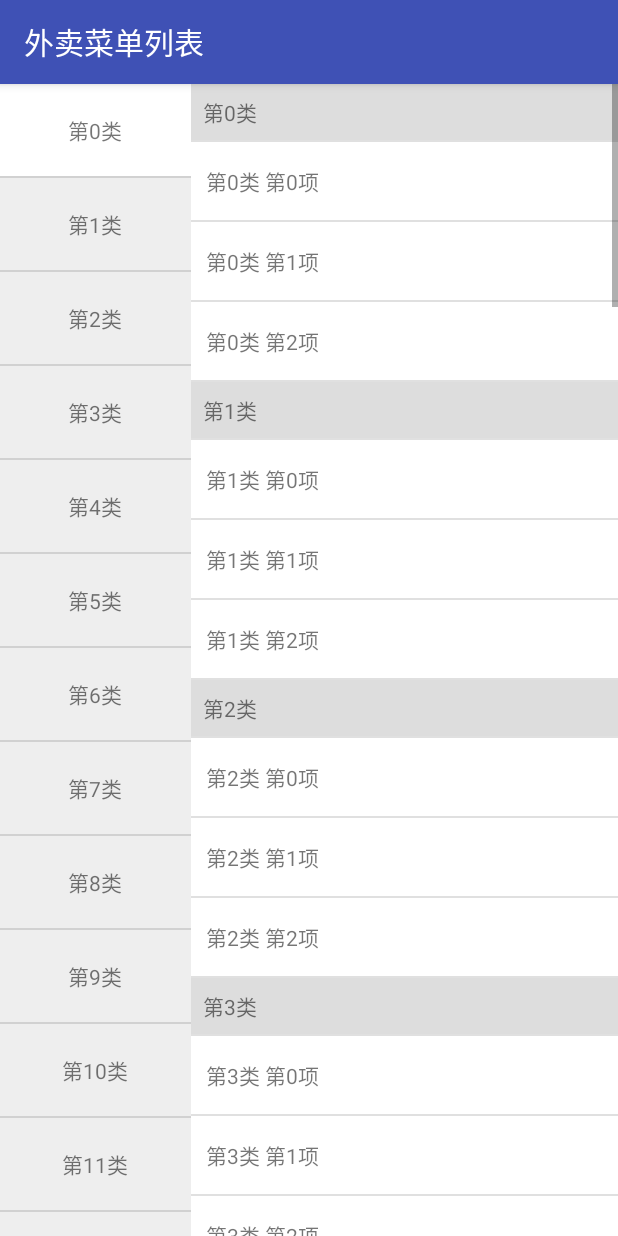
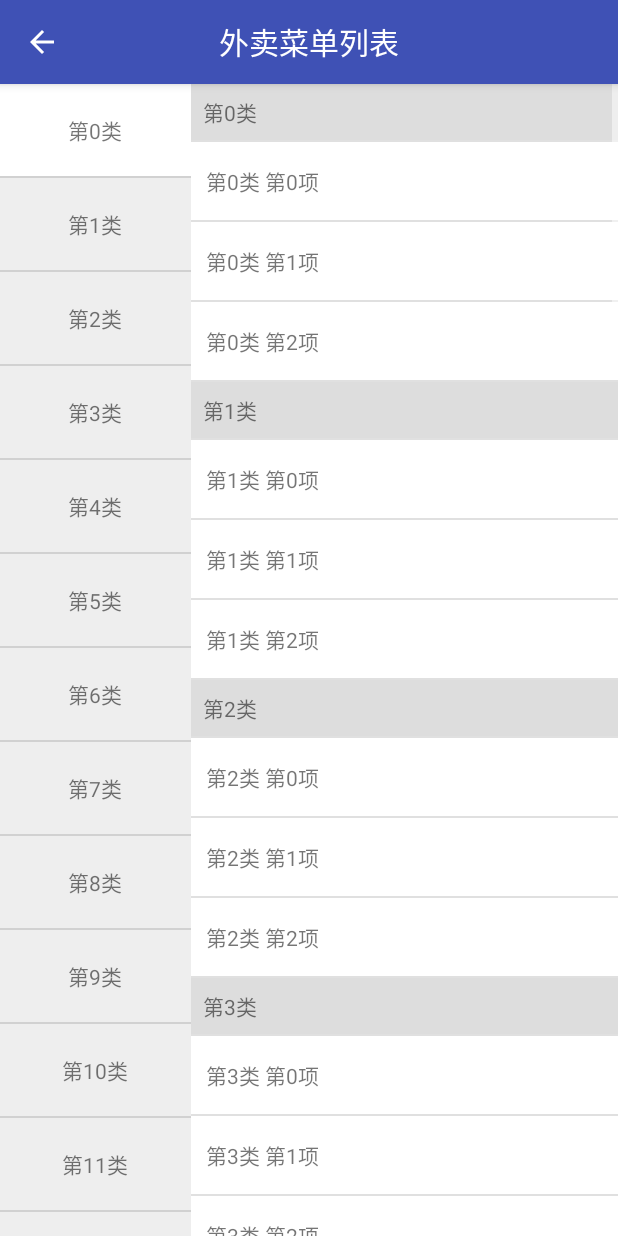
Before and after one commit to wpq2014/MyDemo, an Android app: the CustomViewActivity screen opened directly, with no data from a screen before it, after a tap on "外卖菜单列表", on a phone screen of 412 x 824 dp. Run offline under Robolectric (Android 15) with nearby library versions, the phone set to English and light mode, and no system bars; our stand-ins replace ButterKnife, EventBus; libraries missing offline, so code that uses them is left out: com.alibaba.fastjson.

Commit message:
ToolBar简单封装

```diff
--- a/app/src/main/java/com/demo/wpq/mydemo/base/BaseAppCompatActivity.java
+++ b/app/src/main/java/com/demo/wpq/mydemo/base/BaseAppCompatActivity.java
@@ -4,11 +4,16 @@ import android.os.Bundle;
 import android.support.annotation.LayoutRes;
 import android.support.annotation.Nullable;
 import android.support.v7.app.AppCompatActivity;
+import android.support.v7.widget.Toolbar;
+import android.view.View;
+import android.widget.TextView;
 
+import com.demo.wpq.mydemo.R;
 import com.demo.wpq.mydemo.eventbus.BindEventBus;
 
 import org.greenrobot.eventbus.EventBus;
 
+import butterknife.BindView;
 import butterknife.ButterKnife;
 
 /**
@@ -16,6 +21,11 @@ import butterknife.ButterKnife;
  */
 
 public abstract class BaseAppCompatActivity extends AppCompatActivity implements IBaseActivity{
+
+    @BindView(R.id.toolbar)
+    protected Toolbar mToolbar;
+    @BindView(R.id.tv_title)
+    protected TextView mTvTitle; // 中间的标题
 
     @Override
     protected void onCreate(@Nullable Bundle savedInstanceState) {
@@ -27,17 +37,17 @@ public abstract class BaseAppCompatActivity extends AppCompatActivity implements
             getBundleExtras(bundle);
         }
 
+        // init EventBus
+        if (this.getClass().isAnnotationPresent(BindEventBus.class)) {
+            EventBus.getDefault().register(this);
+        }
+
         // init contentView
         int contentViewLayoutId = getContentViewLayoutID();
         if (0 != contentViewLayoutId) {
             setContentView(contentViewLayoutId);
         } else {
             throw new IllegalArgumentException("You must return a right contentView layout Id.");
-        }
-
-        // init EventBus
-        if (this.getClass().isAnnotationPresent(BindEventBus.class)) {
-            EventBus.getDefault().register(this);
         }
 
         // init views and listeners etc.
@@ -48,6 +58,28 @@ public abstract class BaseAppCompatActivity extends AppCompatActivity implements
     public void setContentView(@LayoutRes int layoutResID) {
         super.setContentView(layoutResID);
         ButterKnife.bind(this);
+        initToolBar();
+    }
+
+    private void initToolBar() {
+        if (mToolbar != null) {
+            mToolbar.setTitle(""); // 去掉默认title
+            setSupportActionBar(mToolbar);
+            // 显示默认返回箭头
+            //noinspection ConstantConditions
+            getSupportActionBar().setHomeButtonEnabled(true);
+            getSupportActionBar().setDisplayHomeAsUpEnabled(true);
+            mToolbar.setNavigationOnClickListener(new View.OnClickListener() {
+                @Override
+                public void onClick(View v) {
+                    finish();
+                }
+            });
+        }
+
+        if (mTvTitle != null) {
+            mTvTitle.setText(getToolBarTitle()); // 中间的标题
+        }
     }
 
     @Override
--- a/app/src/main/java/com/demo/wpq/mydemo/base/IBaseActivity.java
+++ b/app/src/main/java/com/demo/wpq/mydemo/base/IBaseActivity.java
@@ -24,6 +24,12 @@ public interface IBaseActivity {
     int getContentViewLayoutID();
 
     /**
+     * ToolBar自定义居中的Title
+     * @return 当前Activity标题栏标题
+     */
+    String getToolBarTitle();
+
+    /**
      * init views and listeners etc.
      *
      * @param savedInstanceState bundle for savedInstanceState
--- a/app/src/main/java/com/demo/wpq/mydemo/customview/CustomViewActivity.java
+++ b/app/src/main/java/com/demo/wpq/mydemo/customview/CustomViewActivity.java
@@ -3,12 +3,12 @@ package com.demo.wpq.mydemo.customview;
 import android.content.Intent;
 import android.os.Bundle;
 import android.support.annotation.Nullable;
-import android.support.v7.app.AppCompatActivity;
 import android.support.v7.widget.OrientationHelper;
 import android.support.v7.widget.RecyclerView;
 import android.support.v7.widget.StaggeredGridLayoutManager;
 
 import com.demo.wpq.mydemo.R;
+import com.demo.wpq.mydemo.base.BaseAppCompatActivity;
 import com.demo.wpq.mydemo.customview.adapter.CustomAdapter;
 import com.demo.wpq.mydemo.customview.bean.CustomBean;
 
@@ -17,7 +17,6 @@ import java.util.List;
 
 import butterknife.BindArray;
 import butterknife.BindView;
-import butterknife.ButterKnife;
 
 import static com.demo.wpq.mydemo.R.id.recyclerView;
 
@@ -26,7 +25,7 @@ import static com.demo.wpq.mydemo.R.id.recyclerView;
  * <p>
  * Created by wpq on 16/7/14.
  */
-public class CustomViewActivity extends AppCompatActivity implements CustomAdapter.OnRecyclerListener {
+public class CustomViewActivity extends BaseAppCompatActivity implements CustomAdapter.OnRecyclerListener {
 
     @BindView(recyclerView)
     RecyclerView mRecyclerView;
@@ -40,11 +39,22 @@ public class CustomViewActivity extends AppCompatActivity implements CustomAdapt
     private CustomAdapter mCustomAdapter;
 
     @Override
-    protected void onCreate(@Nullable Bundle savedInstanceState) {
-        super.onCreate(savedInstanceState);
-        setContentView(R.layout.activity_customview);
-        ButterKnife.bind(this);
+    public void getBundleExtras(Bundle bundle) {
 
+    }
+
+    @Override
+    public int getContentViewLayoutID() {
+        return R.layout.activity_customview;
+    }
+
+    @Override
+    public String getToolBarTitle() {
+        return getString(R.string.customview);
+    }
+
+    @Override
+    public void init(@Nullable Bundle savedInstanceState) {
         mRecyclerView.setLayoutManager(new StaggeredGridLayoutManager(3, OrientationHelper.VERTICAL));
 
         for (int i = 0; i < array.length; i++) {
--- a/app/src/main/java/com/demo/wpq/mydemo/customview/LinkedListViewActivity.java
+++ b/app/src/main/java/com/demo/wpq/mydemo/customview/LinkedListViewActivity.java
@@ -2,7 +2,6 @@ package com.demo.wpq.mydemo.customview;
 
 import android.os.Bundle;
 import android.support.annotation.Nullable;
-import android.support.v7.app.AppCompatActivity;
 import android.view.View;
 import android.widget.AbsListView;
 import android.widget.AdapterView;
@@ -11,6 +10,7 @@ import android.widget.ListView;
 import com.demo.wpq.mydemo.R;
 import com.demo.wpq.mydemo.adapter.DishLeftAdapter;
 import com.demo.wpq.mydemo.adapter.DishRightAdapter;
+import com.demo.wpq.mydemo.base.BaseAppCompatActivity;
 import com.demo.wpq.mydemo.bean.DishItem;
 import com.demo.wpq.mydemo.customview.view.PinnedHeaderListView;
 import com.demo.wpq.mydemo.model.DishModel;
@@ -19,13 +19,12 @@ import java.util.ArrayList;
 import java.util.List;
 
 import butterknife.BindView;
-import butterknife.ButterKnife;
 
 /**
  * Desc:
  * Created by wpq on 16/8/9.
  */
-public class LinkedListViewActivity extends AppCompatActivity {
+public class LinkedListViewActivity extends BaseAppCompatActivity {
 
     @BindView(R.id.left_listview)
     ListView leftListview;
@@ -39,11 +38,22 @@ public class LinkedListViewActivity extends AppCompatActivity {
     private boolean isScroll = false;
 
     @Override
-    protected void onCreate(@Nullable Bundle savedInstanceState) {
-        super.onCreate(savedInstanceState);
-        setContentView(R.layout.activity_linked_listview);
-        ButterKnife.bind(this);
+    public void getBundleExtras(Bundle bundle) {
 
+    }
+
+    @Override
+    public int getContentViewLayoutID() {
+        return R.layout.activity_linked_listview;
+    }
+
+    @Override
+    public String getToolBarTitle() {
+        return getString(R.string.linkedListView);
+    }
+
+    @Override
+    public void init(@Nullable Bundle savedInstanceState) {
         initData();
     }
 
--- a/app/src/main/java/com/demo/wpq/mydemo/customview/SkewActivity.java
+++ b/app/src/main/java/com/demo/wpq/mydemo/customview/SkewActivity.java
@@ -25,6 +25,11 @@ public class SkewActivity extends BaseAppCompatActivity {
     }
 
     @Override
+    public String getToolBarTitle() {
+        return getString(R.string.skew);
+    }
+
+    @Override
     public void init(Bundle savedInstanceState) {
 
     }
--- a/app/src/main/java/com/demo/wpq/mydemo/eventbus/FirstActivity.java
+++ b/app/src/main/java/com/demo/wpq/mydemo/eventbus/FirstActivity.java
@@ -37,6 +37,11 @@ public class FirstActivity extends BaseAppCompatActivity {
     }
 
     @Override
+    public String getToolBarTitle() {
+        return getString(R.string.eventbus_first);
+    }
+
+    @Override
     public void init(Bundle savedInstanceState) {
 
     }
--- a/app/src/main/java/com/demo/wpq/mydemo/eventbus/SecondActivity.java
+++ b/app/src/main/java/com/demo/wpq/mydemo/eventbus/SecondActivity.java
@@ -31,6 +31,11 @@ public class SecondActivity extends BaseAppCompatActivity {
     }
 
     @Override
+    public String getToolBarTitle() {
+        return getString(R.string.eventbus_second);
+    }
+
+    @Override
     public void init(Bundle savedInstanceState) {
 
     }
--- a/app/src/main/java/com/demo/wpq/mydemo/recyclerview/ComplexRecyclerViewActivity.java
+++ b/app/src/main/java/com/demo/wpq/mydemo/recyclerview/ComplexRecyclerViewActivity.java
@@ -39,6 +39,11 @@ public class ComplexRecyclerViewActivity extends BaseAppCompatActivity {
     }
 
     @Override
+    public String getToolBarTitle() {
+        return getString(R.string.recyclerView);
+    }
+
+    @Override
     public void init(@Nullable Bundle savedInstanceState) {
         for (int i = 0; i < 3; i++) {
             mFragments.add(new ComplexRecyclerViewFragment());
--- a/app/src/main/res/layout/activity_complex_recyclerview.xml
+++ b/app/src/main/res/layout/activity_complex_recyclerview.xml
@@ -4,6 +4,8 @@
               android:layout_width="match_parent"
               android:layout_height="match_parent"
               android:orientation="vertical">
+
+    <include layout="@layout/view_toolbar" />
 
     <com.flyco.tablayout.SlidingTabLayout
         android:id="@+id/tabLayout"
--- a/app/src/main/res/layout/activity_first.xml
+++ b/app/src/main/res/layout/activity_first.xml
@@ -3,9 +3,9 @@
     xmlns:android="http://schemas.android.com/apk/res/android"
     android:layout_width="match_parent"
     android:layout_height="match_parent"
-    android:gravity="center"
     android:orientation="vertical">
 
+    <include layout="@layout/view_toolbar" />
 
     <TextView
         android:id="@+id/tv_msg"
@@ -14,6 +14,7 @@
         android:gravity="center"
         android:text="接收EventBus消息"
         android:textColor="#ff0000"
+        android:layout_marginTop="150dp"
         android:textSize="25sp"
         />
 
--- a/app/src/main/res/layout/activity_keep_proportion_imageview.xml
+++ b/app/src/main/res/layout/activity_keep_proportion_imageview.xml
@@ -5,6 +5,8 @@
     android:layout_width="match_parent"
     android:layout_height="match_parent"
     android:orientation="vertical">
+
+    <include layout="@layout/view_toolbar" />
 
     <ScrollView
         android:layout_width="match_parent"
--- a/app/src/main/res/layout/activity_linked_listview.xml
+++ b/app/src/main/res/layout/activity_linked_listview.xml
@@ -2,6 +2,13 @@
 <LinearLayout xmlns:android="http://schemas.android.com/apk/res/android"
               android:layout_width="match_parent"
               android:layout_height="match_parent"
+              android:orientation="vertical">
+
+    <include layout="@layout/view_toolbar"/>
+
+    <LinearLayout
+        android:layout_width="match_parent"
+        android:layout_height="wrap_content"
         android:orientation="horizontal">
 
         <ListView
@@ -10,13 +17,14 @@
             android:layout_height="match_parent"
             android:layout_weight="9"
             android:background="#eeeeee"
-        android:scrollbars="none"></ListView>
+            android:scrollbars="none" />
 
         <com.demo.wpq.mydemo.customview.view.PinnedHeaderListView
             android:id="@+id/pinnedheader_listview"
             android:layout_width="0dp"
             android:layout_height="match_parent"
             android:layout_weight="20"
-        android:background="#ffffff"></com.demo.wpq.mydemo.customview.view.PinnedHeaderListView>
+            android:background="#ffffff" />
+    </LinearLayout>
 
 </LinearLayout>
--- a/app/src/main/res/layout/activity_second.xml
+++ b/app/src/main/res/layout/activity_second.xml
@@ -3,14 +3,15 @@
     xmlns:android="http://schemas.android.com/apk/res/android"
     android:layout_width="match_parent"
     android:layout_height="match_parent"
-    android:gravity="center"
     android:orientation="vertical">
+
+    <include layout="@layout/view_toolbar" />
 
     <Button
         android:id="@+id/btn_publish"
         android:layout_width="match_parent"
         android:layout_height="wrap_content"
-        android:layout_marginTop="30dp"
+        android:layout_marginTop="150dp"
         android:text="发布EventBus事件"
         />
 
--- a/app/src/main/res/layout/activity_skew.xml
+++ b/app/src/main/res/layout/activity_skew.xml
@@ -3,6 +3,8 @@
               android:orientation="vertical"
               android:layout_width="match_parent"
               android:layout_height="match_parent">
+
+    <include layout="@layout/view_toolbar" />
 
     <com.demo.wpq.mydemo.customview.view.SkewView
         android:id="@+id/skewView"
--- a/app/src/main/res/layout/view_toolbar.xml
+++ b/app/src/main/res/layout/view_toolbar.xml
@@ -1,14 +1,18 @@
 <?xml version="1.0" encoding="utf-8"?>
-<android.support.v7.widget.Toolbar
+<android.support.design.widget.AppBarLayout
     xmlns:android="http://schemas.android.com/apk/res/android"
     xmlns:app="http://schemas.android.com/apk/res-auto"
+    xmlns:tools="http://schemas.android.com/tools"
+    android:layout_width="match_parent"
+    android:layout_height="wrap_content"
+    android:theme="@style/AppTheme.AppBarOverlay">
+
+    <android.support.v7.widget.Toolbar
         android:id="@+id/toolbar"
         android:layout_width="match_parent"
         android:layout_height="?attr/actionBarSize"
         android:background="?attr/colorPrimary"
-    app:navigationIcon="@drawable/ic_back"
-    app:popupTheme="@style/AppTheme.PopupOverlay"
-    >
+        app:popupTheme="@style/AppTheme.PopupOverlay">
 
         <TextView
             android:id="@+id/tv_title"
@@ -18,7 +22,8 @@
             android:layout_gravity="center"
             android:gravity="center"
             android:textColor="@android:color/white"
-        android:text="标题"
+            tools:text="ToolBar"
             />
 
     </android.support.v7.widget.Toolbar>
+</android.support.design.widget.AppBarLayout>
--- a/app/src/main/res/values/styles.xml
+++ b/app/src/main/res/values/styles.xml
@@ -1,12 +1,14 @@
 <resources>
 
     <!-- Base application theme. -->
-    <style name="AppTheme" parent="Theme.AppCompat.Light.DarkActionBar">
+    <style name="AppTheme" parent="Theme.AppCompat.Light.NoActionBar">
         <!-- Customize your theme here. -->
         <item name="colorPrimary">@color/colorPrimary</item>
         <item name="colorPrimaryDark">@color/colorPrimary</item>
         <item name="colorAccent">@color/colorAccent</item>
         <item name="android:windowNoTitle">true</item>
+        <!-- 溢出菜单图标颜色-->
+        <item name="colorControlNormal">@android:color/white</item>
     </style>
     <style name="AppTheme.NoActionBar">
         <item name="windowActionBar">false</item>
```
Also changed, not shown: app/src/main/AndroidManifest.xml (+4 -6 lines), app/src/main/java/com/demo/wpq/mydemo/customview/KeepProportionImageViewActivity.java (+19 -7 lines), app/src/main/java/com/demo/wpq/mydemo/customview/TopBarActivity.java (+30 -21 lines), app/src/main/res/layout/activity_customview.xml (+3 -4 lines). Lines whose indentation alone changed are shown as unchanged.
